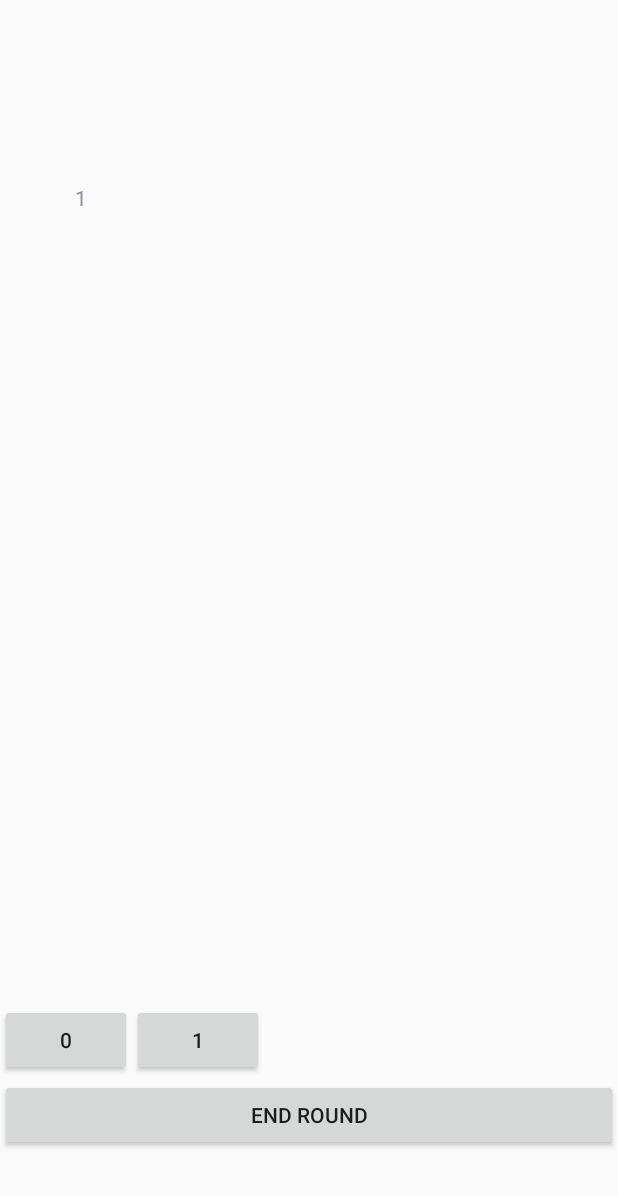
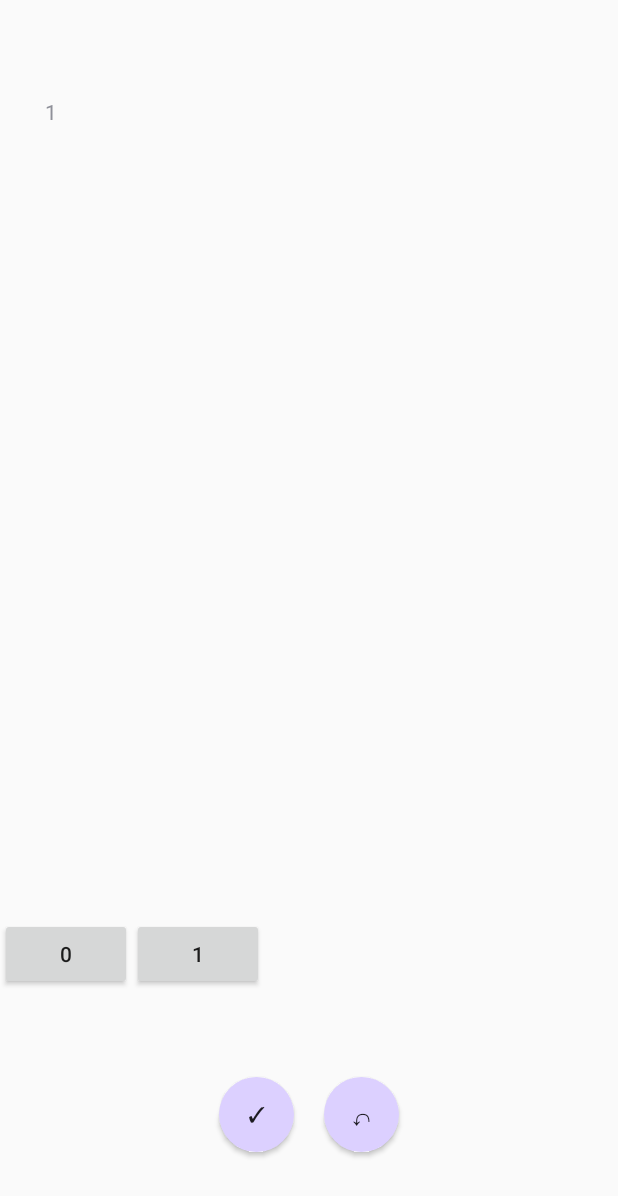
Before and after one commit to marcell-szabo/Oh-Hell-Calculator, an Android app: the Table screen opened directly, with no data from a screen before it, on a phone screen of 412 x 824 dp. Shown: the top 1196 px of the screen. Run offline under Robolectric (Android 15) with nearby library versions, the phone set to English and light mode, and no system bars.

```diff
--- a/app/build.gradle
+++ b/app/build.gradle
@@ -30,5 +30,6 @@ dependencies {
     testImplementation 'junit:junit:4.12'
     androidTestImplementation 'androidx.test.ext:junit:1.1.1'
     androidTestImplementation 'androidx.test.espresso:espresso-core:3.2.0'
+    implementation 'com.google.android.material:material:1.1.0'
 
 }
--- /dev/null
+++ b/app/src/main/res/drawable-v21/round_button.xml
@@ -0,0 +1,10 @@
+<?xml version="1.0" encoding="utf-8"?>
+<ripple xmlns:android="http://schemas.android.com/apk/res/android">
+    android:color="#dcd0ff">
+    <item>
+        <shape android:shape="oval">
+            <solid android:color="#dcd0ff"/>
+            <size android:width="120dp" android:height="120dp"></size>
+        </shape>
+    </item>
+</ripple>
--- /dev/null
+++ b/app/src/main/res/drawable/round_button.xml
@@ -0,0 +1,15 @@
+<?xml version="1.0" encoding="utf-8"?>
+<selector xmlns:android="http://schemas.android.com/apk/res/android">
+    <item android:state_pressed="false">
+        <shape android:shape="oval">
+            <solid android:color="#dcd0ff"/>
+            <size android:width="120dp" android:height="120dp"/>
+        </shape>
+    </item>
+    <item android:state_pressed="true">
+        <shape android:shape="oval">
+            <solid android:color="#E6E6FA"/>
+            <size android:width="120dp" android:height="120dp"/>
+        </shape>
+    </item>
+</selector>
--- a/app/src/main/res/layout/activity_table.xml
+++ b/app/src/main/res/layout/activity_table.xml
@@ -8,8 +8,8 @@
 
     <LinearLayout
         android:layout_width="match_parent"
-        android:layout_height="wrap_content"
-        android:layout_marginBottom="20dp"
+        android:layout_height="0dp"
+        android:gravity="center"
         android:orientation="vertical"
         app:layout_constraintBottom_toBottomOf="parent"
         app:layout_constraintTop_toTopOf="parent">
@@ -17,9 +17,9 @@
         <LinearLayout
             android:layout_width="fill_parent"
             android:layout_height="582dp"
-            android:layout_marginStart="50dp"
-            android:layout_marginTop="50dp"
-            android:layout_marginEnd="50dp"
+            android:layout_marginStart="30dp"
+            android:layout_marginTop="30dp"
+            android:layout_marginEnd="30dp"
             android:layout_marginBottom="0dp"
             android:baselineAligned="false">
 
@@ -27,7 +27,7 @@
                 android:id="@+id/nestedScrollViewForRounds"
                 android:layout_width="0dp"
                 android:layout_height="match_parent"
-                android:layout_weight="0.1"
+                android:layout_weight="0.05"
                 android:fillViewport="true">
 
 
@@ -43,7 +43,7 @@
                 android:id="@+id/nestedScrollViewForTable"
                 android:layout_width="0dp"
                 android:layout_height="match_parent"
-                android:layout_weight="0.9"
+                android:layout_weight="0.95"
                 android:fillViewport="true">
 
 
@@ -54,7 +54,7 @@
 
                     <TableLayout
                         android:id="@+id/calculatortable"
-                        android:layout_width="match_parent"
+                        android:layout_width="wrap_content"
                         android:layout_height="wrap_content">
 
                     </TableLayout>
@@ -74,12 +74,31 @@
                 android:orientation="horizontal" />
         </HorizontalScrollView>
 
-        <Button
-            android:id="@+id/button3"
+        <LinearLayout
             android:layout_width="match_parent"
-            android:layout_height="wrap_content"
-            android:onClick="endRoundButton_click"
-            android:text="@string/endroundbutton" />
+            android:layout_height="match_parent"
+            android:gravity="center"
+            android:orientation="horizontal">
+
+            <Button
+                android:id="@+id/button3"
+                android:layout_width="50dp"
+                android:layout_height="50dp"
+                android:layout_marginRight="10dp"
+                android:background="@drawable/round_button"
+                android:onClick="endRoundButton_click"
+                android:text="\u2713" />
+
+            <Button
+                android:id="@+id/button4"
+                android:layout_width="50dp"
+                android:layout_height="50dp"
+                android:layout_marginLeft="10dp"
+                android:background="@drawable/round_button"
+                android:onClick="undoButton_click"
+                android:text="\u21B6"
+                android:textSize="18sp" />
+        </LinearLayout>
 
     </LinearLayout>
 
--- a/build.gradle
+++ b/build.gradle
@@ -9,6 +9,7 @@ buildscript {
 
         // NOTE: Do not place your application dependencies here; they belong
         // in the individual module build.gradle files
+
     }
 }
 
```
Also changed, not shown: app/src/main/java/com/example/ohhellcalculator/Game.java (+15 -0 lines), app/src/main/java/com/example/ohhellcalculator/Player.java (+8 -0 lines), app/src/main/java/com/example/ohhellcalculator/Table.java (+28 -7 lines).
